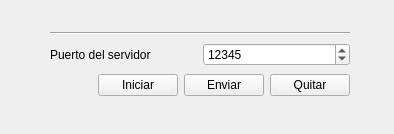
Dans182/TCP-comunication, file server/widget.ui: the form before one commit.
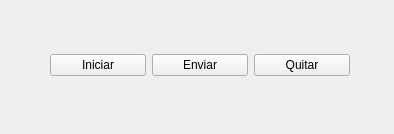
The form after the commit.

Patch:
```diff
--- a/server/widget.ui
+++ b/server/widget.ui
@@ -23,68 +23,27 @@
     </rect>
    </property>
    <layout class="QGridLayout" name="gridLayout">
-    <item row="1" column="0" colspan="4">
-     <layout class="QHBoxLayout" name="horizontalLayout_4">
-      <item>
-       <widget class="QLabel" name="label">
-        <property name="text">
-         <string>Puerto del servidor</string>
-        </property>
-       </widget>
-      </item>
-      <item>
-       <widget class="QSpinBox" name="puerto">
-        <property name="maximum">
-         <number>999999999</number>
-        </property>
-        <property name="value">
-         <number>12345</number>
-        </property>
-       </widget>
-      </item>
-     </layout>
-    </item>
-    <item row="0" column="0" colspan="4">
-     <widget class="Line" name="line">
-      <property name="orientation">
-       <enum>Qt::Horizontal</enum>
-      </property>
-     </widget>
-    </item>
-    <item row="2" column="2">
+    <item row="0" column="1">
      <widget class="QPushButton" name="enviar">
       <property name="text">
        <string>Enviar</string>
       </property>
      </widget>
     </item>
-    <item row="2" column="3">
-     <widget class="QPushButton" name="quitar">
-      <property name="text">
-       <string>Quitar</string>
-      </property>
-     </widget>
-    </item>
-    <item row="2" column="0">
-     <spacer name="horizontalSpacer">
-      <property name="orientation">
-       <enum>Qt::Horizontal</enum>
-      </property>
-      <property name="sizeHint" stdset="0">
-       <size>
-        <width>40</width>
-        <height>20</height>
-       </size>
-      </property>
-     </spacer>
-    </item>
-    <item row="2" column="1">
+    <item row="0" column="0">
      <widget class="QPushButton" name="iniciar">
       <property name="text">
        <string>Iniciar</string>
       </property>
      </widget>
     </item>
+    <item row="0" column="2">
+     <widget class="QPushButton" name="quitar">
+      <property name="text">
+       <string>Quitar</string>
+      </property>
+     </widget>
+    </item>
    </layout>
   </widget>
  </widget>
```
